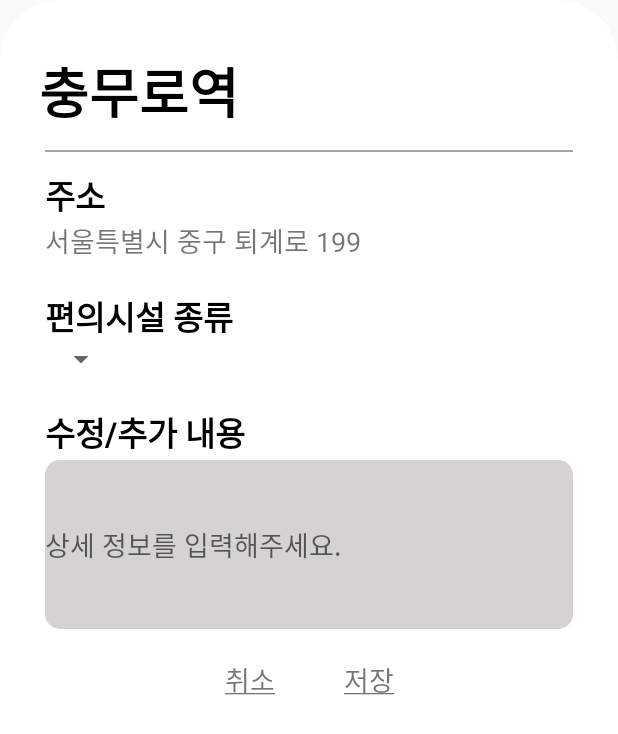
After one commit to Dongguk-founder/ERA-Front, an Android app: the layout bottom_sheet_convenience_apply.xml on its own in the app's theme, with its tools: preview values and no code run, on a phone screen of 412 x 824 dp. The commit adds this screen. Shown: the top 734 px of the screen. Run offline under Robolectric (Android 15) with nearby library versions, the phone set to English and light mode, and no system bars.

Commit message:
[feat] #9 편의시설 신청 뷰 Bottom Sheets 구현

```diff
--- /dev/null
+++ b/app/src/main/res/drawable/bg_bottom_sheet_white.xml
@@ -0,0 +1,16 @@
+<?xml version="1.0" encoding="utf-8"?>
+<shape xmlns:android="http://schemas.android.com/apk/res/android">
+
+    <solid android:color="@color/white" />
+
+    <corners
+        android:topLeftRadius="40dp"
+        android:topRightRadius="40dp" />
+
+    <padding
+        android:bottom="10dp"
+        android:left="10dp"
+        android:right="10dp"
+        android:top="10dp" />
+
+</shape>
--- /dev/null
+++ b/app/src/main/res/drawable/bg_radius10_rect.xml
@@ -0,0 +1,5 @@
+<?xml version="1.0" encoding="utf-8"?>
+<shape xmlns:android="http://schemas.android.com/apk/res/android">
+    <corners android:radius="10dp"></corners>
+    <solid android:color="@color/light_gray"></solid>
+</shape>
--- /dev/null
+++ b/app/src/main/res/layout/bottom_sheet_convenience_apply.xml
@@ -0,0 +1,142 @@
+<?xml version="1.0" encoding="utf-8"?>
+<androidx.constraintlayout.widget.ConstraintLayout xmlns:android="http://schemas.android.com/apk/res/android"
+    xmlns:app="http://schemas.android.com/apk/res-auto"
+    android:id="@+id/bottom_sheet_convenience_apply"
+    style="@style/Widget.Material3.BottomSheet"
+    android:layout_width="match_parent"
+    android:layout_height="wrap_content"
+    android:background="@drawable/bg_bottom_sheet_white"
+    android:orientation="vertical"
+    app:layout_behavior="@string/bottom_sheet_behavior">
+
+    <TextView
+        android:id="@+id/tv_bs_location"
+        android:layout_width="wrap_content"
+        android:layout_height="wrap_content"
+        android:layout_marginStart="16dp"
+        android:layout_marginTop="24dp"
+        android:text="충무로역"
+        android:textColor="@color/black"
+        android:textSize="36dp"
+        android:textStyle="bold"
+        app:layout_constraintStart_toStartOf="parent"
+        app:layout_constraintTop_toTopOf="parent" />
+
+    <View
+        android:id="@+id/view_bs_horizontal"
+        android:layout_width="match_parent"
+        android:layout_height="1dp"
+        android:layout_marginStart="20dp"
+        android:layout_marginTop="12dp"
+        android:layout_marginEnd="20dp"
+        android:background="@color/gray"
+        app:layout_constraintEnd_toEndOf="parent"
+        app:layout_constraintStart_toStartOf="parent"
+        app:layout_constraintTop_toBottomOf="@id/tv_bs_location" />
+
+    <TextView
+        android:id="@+id/tv_bs_address"
+        android:layout_width="wrap_content"
+        android:layout_height="wrap_content"
+        android:layout_marginStart="20dp"
+        android:layout_marginTop="12dp"
+        android:text="주소"
+        android:textColor="@color/black"
+        android:textSize="22dp"
+        android:textStyle="bold"
+        app:layout_constraintStart_toStartOf="parent"
+        app:layout_constraintTop_toBottomOf="@id/view_bs_horizontal" />
+
+    <TextView
+        android:id="@+id/tv_bs_address_result"
+        android:layout_width="wrap_content"
+        android:layout_height="wrap_content"
+        android:layout_marginStart="20dp"
+        android:text="서울특별시 중구 퇴계로 199"
+        android:textSize="18dp"
+        app:layout_constraintStart_toStartOf="parent"
+        app:layout_constraintTop_toBottomOf="@+id/tv_bs_address" />
+
+    <TextView
+        android:id="@+id/tv_bs_convenience_type"
+        android:layout_width="wrap_content"
+        android:layout_height="wrap_content"
+        android:layout_marginStart="20dp"
+        android:layout_marginTop="20dp"
+        android:text="편의시설 종류"
+        android:textColor="@color/black"
+        android:textSize="22dp"
+        android:textStyle="bold"
+        app:layout_constraintStart_toStartOf="parent"
+        app:layout_constraintTop_toBottomOf="@+id/tv_bs_address_result" />
+
+    <Spinner
+        android:id="@+id/tv_bs_convenience_type_result"
+        android:layout_width="wrap_content"
+        android:layout_height="wrap_content"
+        android:layout_marginStart="20dp"
+        android:padding="5dp"
+        app:layout_constraintStart_toStartOf="parent"
+        app:layout_constraintTop_toBottomOf="@+id/tv_bs_convenience_type" />
+
+    <TextView
+        android:id="@+id/tv_bs_convenience_detail"
+        android:layout_width="wrap_content"
+        android:layout_height="wrap_content"
+        android:layout_marginStart="20dp"
+        android:layout_marginTop="20dp"
+        android:text="수정/추가 내용"
+        android:textColor="@color/black"
+        android:textSize="22dp"
+        android:textStyle="bold"
+        app:layout_constraintStart_toStartOf="parent"
+        app:layout_constraintTop_toBottomOf="@+id/tv_bs_convenience_type_result" />
+
+    <EditText
+        android:id="@+id/et_bs_convenience_detail_result"
+        android:layout_width="match_parent"
+        android:layout_height="wrap_content"
+        android:layout_marginStart="20dp"
+        android:layout_marginTop="2dp"
+        android:layout_marginEnd="20dp"
+        android:background="@drawable/bg_radius10_rect"
+        android:hint="상세 정보를 입력해주세요."
+        android:lines="5"
+        android:maxLength="200"
+        android:textColor="@color/black"
+        app:layout_constraintEnd_toEndOf="parent"
+        app:layout_constraintStart_toStartOf="parent"
+        app:layout_constraintTop_toBottomOf="@id/tv_bs_convenience_detail" />
+
+    <androidx.constraintlayout.widget.ConstraintLayout
+        android:layout_width="wrap_content"
+        android:layout_height="wrap_content"
+        android:layout_marginTop="20dp"
+        android:layout_marginBottom="15dp"
+        app:layout_constraintBottom_toBottomOf="parent"
+        app:layout_constraintEnd_toEndOf="parent"
+        app:layout_constraintStart_toStartOf="parent"
+        app:layout_constraintTop_toBottomOf="@id/et_bs_convenience_detail_result">
+
+        <TextView
+            android:id="@+id/tv_bs_cancel_btn"
+            android:layout_width="wrap_content"
+            android:layout_height="wrap_content"
+            android:text="@string/tv_bs_cancel_btn"
+            android:textSize="18dp"
+            app:layout_constraintEnd_toStartOf="@id/tv_bs_save_btn"
+            app:layout_constraintTop_toTopOf="parent" />
+
+        <TextView
+            android:id="@+id/tv_bs_save_btn"
+            android:layout_width="wrap_content"
+            android:layout_height="wrap_content"
+            android:layout_marginStart="46dp"
+            android:text="@string/tv_bs_save_btn"
+            android:textSize="18dp"
+            app:layout_constraintStart_toEndOf="@id/tv_bs_cancel_btn"
+            app:layout_constraintTop_toTopOf="parent" />
+    </androidx.constraintlayout.widget.ConstraintLayout>
+
+
+</androidx.constraintlayout.widget.ConstraintLayout>
```
Also changed, not shown: app/build.gradle.kts (+8 -5 lines), app/src/main/res/values/strings.xml (+2 -89 lines).
